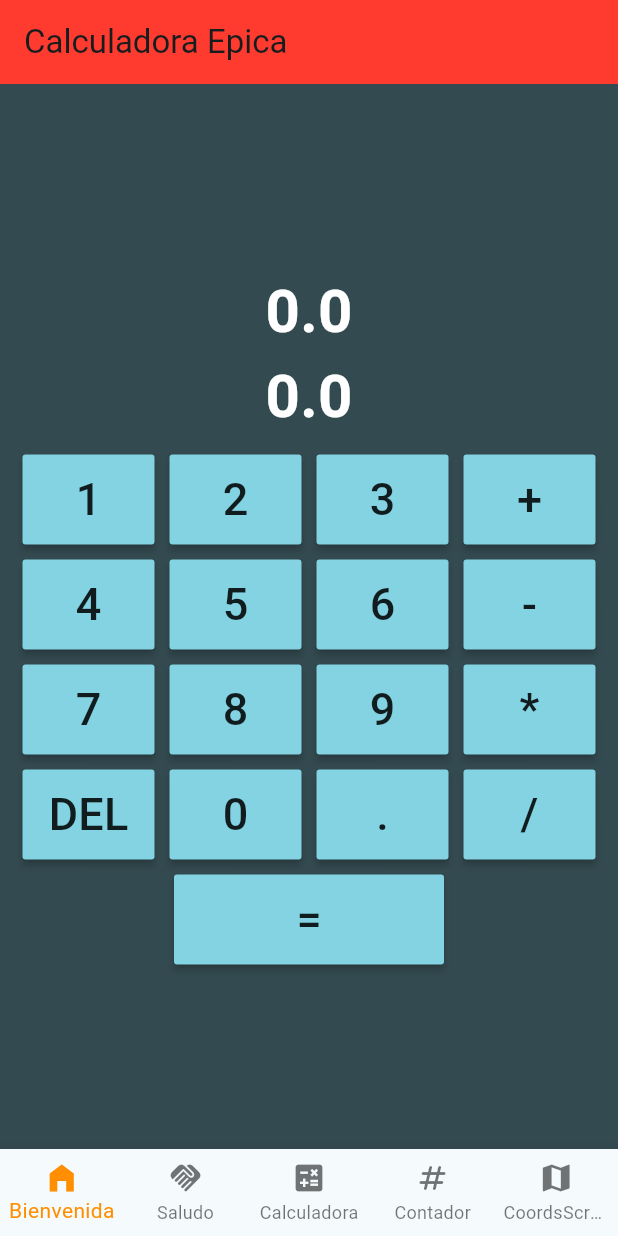
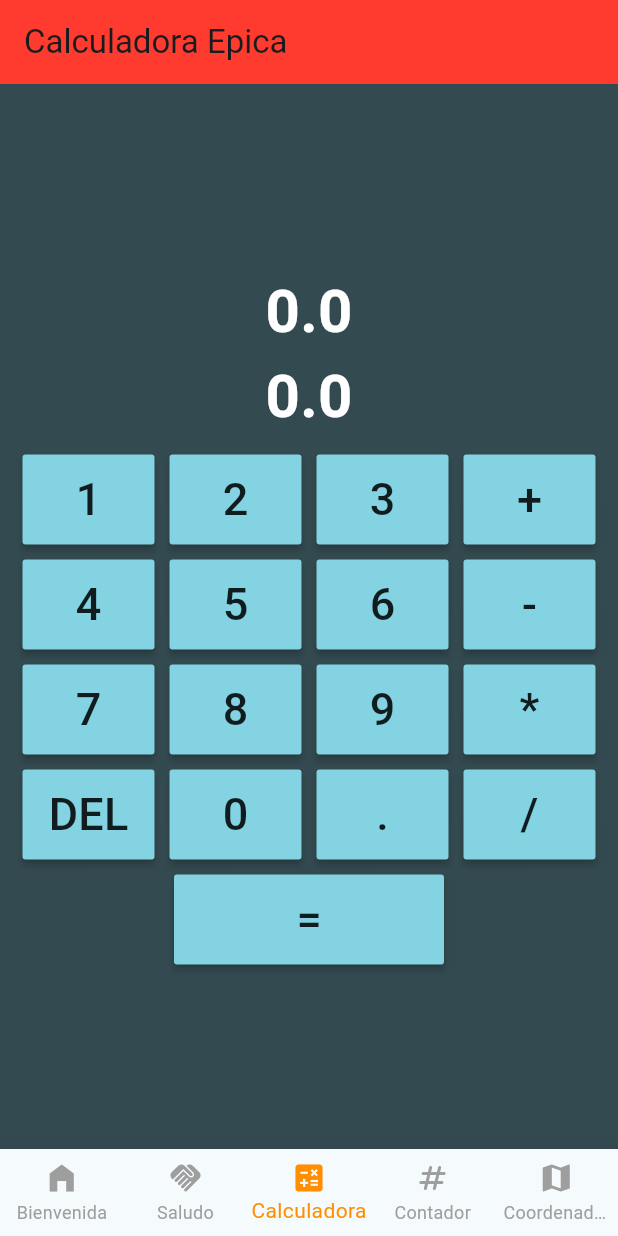
Before and after one commit to ImNoth1ng/Programacion-Movil-1, a Flutter app: the screen it shows after launch, item 3 of the bottom bar chosen, on a phone screen of 412 x 824 dp. Run offline on Flutter 3.47's test engine with Material 3 defaults, Android fonts, the phone set to English and light mode, and no system bars; our stand-ins replace cloud_firestore, firebase_core, geolocator, shared_preferences; accounts and stored records are empty; generated files the repository leaves out were written again.

Commit message:
navegador corregido

```diff
--- a/lib/Navegador.dart
+++ b/lib/Navegador.dart
@@ -5,79 +5,68 @@ import 'package:epico1/Pantallas/segunda.dart';
 import 'package:epico1/Pantallas/bienvenida.dart';
 import 'package:epico1/Pantallas/Coords.dart';
 
-class Navegador extends StatefulWidget{
+class Navegador extends StatefulWidget {
   const Navegador({super.key});
 
   @override
   State<Navegador> createState() => _NavegadorState();
-
 }
 
 class _NavegadorState extends State<Navegador> {
+  // Índice de la pantalla actual
+  int _indiceActual = 0;
 
-  Widget? _cuerpo;
-
-  final int _p =0;
-  final int _pantalla= 0;
-
-  final _Pantallas = [
+  // Lista de pantallas disponibles
+  final List<Widget> _pantallas = [
     const Bienvenida(title: "Bienvenido cawn"),
     const Principal(title: "Un Saludo xd"),
     const Calculadora(title: "Calculadora Epica"),
     const Segunda(title: "Segunda patalla"),
     const CoordsScreen(title: "Coordenadas")
-
   ];
 
-  void _cambiaPantalla(int i) {//recibe indice para saber el boton pulsado
+  // Método para cambiar de pantalla
+  void _cambiarPantalla(int indice) {
     setState(() {
-      _cuerpo = _Pantallas[i];
+      _indiceActual = indice;
     });
-  }
-
-
-
-
-
-  @override
-  void initState(){
-    _cuerpo = _Pantallas[_pantalla];
   }
 
   @override
   Widget build(BuildContext context) {
-    return Scaffold(body: _cuerpo,
+    return Scaffold(
+      // Cuerpo de la aplicación que muestra la pantalla actual
+      body: _pantallas[_indiceActual],
+      // Barra de navegación inferior
       bottomNavigationBar: BottomNavigationBar(
         type: BottomNavigationBarType.fixed,
-      items: <BottomNavigationBarItem>[
+        currentIndex: _indiceActual,
+        selectedItemColor: Colors.amber[800],
+        unselectedItemColor: Colors.grey,
+        items: const <BottomNavigationBarItem>[
           BottomNavigationBarItem(
             icon: Icon(Icons.home_filled),
-          label: 'Bienvenida',),
+            label: 'Bienvenida',
+          ),
           BottomNavigationBarItem(
-
             icon: Icon(Icons.handshake),
             label: 'Saludo',
-
           ),
           BottomNavigationBarItem(
             icon: Icon(Icons.calculate),
             label: 'Calculadora',
-
           ),
           BottomNavigationBarItem(
             icon: Icon(Icons.numbers_rounded),
             label: 'Contador',
-
           ),
           BottomNavigationBarItem(
             icon: Icon(Icons.map),
-          label: 'CoordsScreen',
-
+            label: 'Coordenadas',
           ),
         ],
-      currentIndex: _p,
-      selectedItemColor: Colors.amber[800],
-      onTap: _cambiaPantalla,)
+        onTap: _cambiarPantalla,
+      ),
     );
   }
 }
```
Lines whose indentation alone changed are shown as unchanged.
